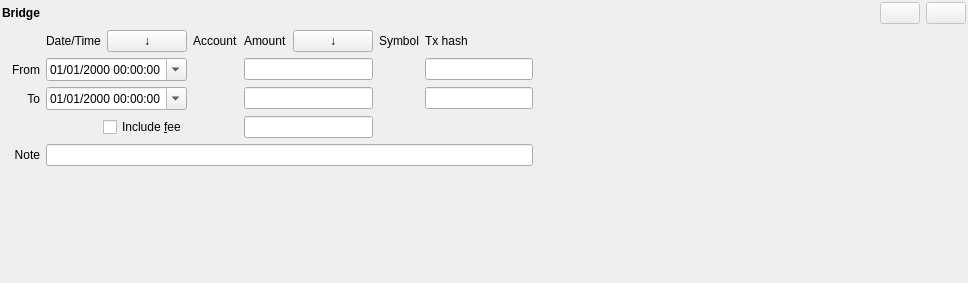
This is jal/ui/widgets/bridge_operation.ui in titov-vv/jal as Qt 5 draws it before an edit. The edited form follows.
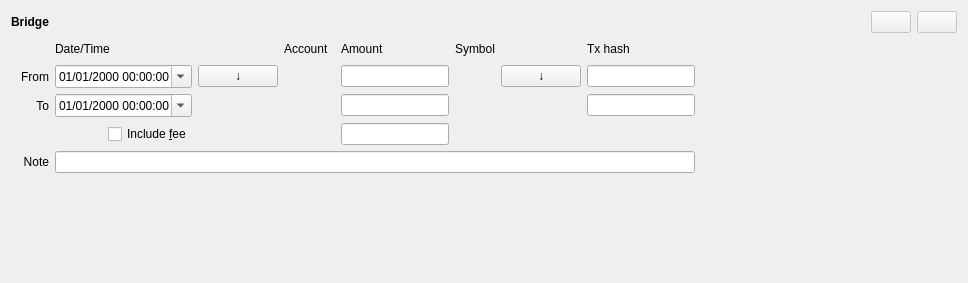
This is the edited form. Custom widgets are drawn as their Qt base class.

What changed in the file:
```diff
--- a/jal/ui/widgets/bridge_operation.ui
+++ b/jal/ui/widgets/bridge_operation.ui
@@ -14,18 +14,6 @@
    <string>Form</string>
   </property>
   <layout class="QGridLayout" name="layout">
-   <property name="leftMargin">
-    <number>2</number>
-   </property>
-   <property name="topMargin">
-    <number>2</number>
-   </property>
-   <property name="rightMargin">
-    <number>2</number>
-   </property>
-   <property name="bottomMargin">
-    <number>2</number>
-   </property>
    <item row="0" column="0">
     <widget class="QLabel" name="main_label">
      <property name="font">
@@ -38,7 +26,7 @@
      </property>
     </widget>
    </item>
-   <item row="0" column="10">
+   <item row="0" column="13">
     <widget class="QPushButton" name="commit_button">
      <property name="enabled">
       <bool>false</bool>
@@ -51,7 +39,7 @@
      </property>
     </widget>
    </item>
-   <item row="0" column="11">
+   <item row="0" column="14">
     <widget class="QPushButton" name="revert_button">
      <property name="enabled">
       <bool>false</bool>
@@ -74,61 +62,41 @@
      </property>
     </widget>
    </item>
-   <item row="1" column="2">
-    <widget class="QPushButton" name="copy_date_btn">
-     <property name="toolTip">
-      <string>Copy value</string>
-     </property>
-     <property name="text">
-      <string>↓</string>
-     </property>
-    </widget>
-   </item>
-   <item row="1" column="3">
+   <item row="1" column="4">
     <widget class="QLabel" name="account_label">
      <property name="text">
       <string>Account</string>
      </property>
     </widget>
    </item>
-   <item row="1" column="4">
+   <item row="1" column="6">
     <widget class="QLabel" name="amount_label">
      <property name="text">
       <string>Amount</string>
      </property>
     </widget>
    </item>
-   <item row="1" column="5">
-    <widget class="QPushButton" name="copy_amount_btn">
-     <property name="toolTip">
-      <string>Copy value</string>
-     </property>
-     <property name="text">
-      <string>↓</string>
-     </property>
-    </widget>
-   </item>
-   <item row="1" column="6">
+   <item row="1" column="8">
     <widget class="QLabel" name="symbol_label">
      <property name="text">
       <string>Symbol</string>
      </property>
     </widget>
    </item>
-   <item row="1" column="7" colspan="2">
+   <item row="1" column="10" colspan="2">
     <widget class="QLabel" name="tx_hash_label">
      <property name="text">
       <string>Tx hash</string>
      </property>
     </widget>
    </item>
-   <item row="2" column="7" colspan="2">
+   <item row="2" column="10" colspan="2">
     <widget class="QLineEdit" name="out_tx_hash"/>
    </item>
-   <item row="3" column="7" colspan="2">
+   <item row="3" column="10" colspan="2">
     <widget class="QLineEdit" name="in_tx_hash"/>
    </item>
-   <item row="1" column="9">
+   <item row="1" column="12">
     <spacer name="horizontal_spacer">
      <property name="orientation">
       <enum>Qt::Orientation::Horizontal</enum>
@@ -165,18 +133,38 @@
     </widget>
    </item>
    <item row="2" column="3">
+    <widget class="QPushButton" name="copy_date_btn">
+     <property name="toolTip">
+      <string>Copy value</string>
+     </property>
+     <property name="text">
+      <string>↓</string>
+     </property>
+    </widget>
+   </item>
+   <item row="2" column="4">
     <widget class="ReferenceSelectorWidget" name="from_account_widget"/>
    </item>
-   <item row="2" column="4" colspan="2">
+   <item row="2" column="6" colspan="2">
     <widget class="QLineEdit" name="out_qty">
      <property name="alignment">
       <set>Qt::AlignmentFlag::AlignRight|Qt::AlignmentFlag::AlignTrailing|Qt::AlignmentFlag::AlignVCenter</set>
      </property>
     </widget>
    </item>
-   <item row="2" column="6">
+   <item row="2" column="8">
     <widget class="ReferenceSelectorWidget" name="out_symbol_widget"/>
    </item>
+   <item row="2" column="9">
+    <widget class="QPushButton" name="copy_amount_btn">
+     <property name="toolTip">
+      <string>Copy value</string>
+     </property>
+     <property name="text">
+      <string>↓</string>
+     </property>
+    </widget>
+   </item>
    <item row="3" column="0">
     <widget class="QLabel" name="to_account_label">
      <property name="text">
@@ -200,17 +188,17 @@
      </property>
     </widget>
    </item>
-   <item row="3" column="3">
+   <item row="3" column="4">
     <widget class="ReferenceSelectorWidget" name="to_account_widget"/>
    </item>
-   <item row="3" column="4" colspan="2">
+   <item row="3" column="6" colspan="2">
     <widget class="QLineEdit" name="in_qty">
      <property name="alignment">
       <set>Qt::AlignmentFlag::AlignRight|Qt::AlignmentFlag::AlignTrailing|Qt::AlignmentFlag::AlignVCenter</set>
      </property>
     </widget>
    </item>
-   <item row="3" column="6">
+   <item row="3" column="8">
     <widget class="ReferenceSelectorWidget" name="in_symbol_widget"/>
    </item>
    <item row="4" column="1" colspan="2" alignment="Qt::AlignmentFlag::AlignRight">
@@ -220,14 +208,14 @@
      </property>
     </widget>
    </item>
-   <item row="4" column="4" colspan="2">
+   <item row="4" column="6" colspan="2">
     <widget class="QLineEdit" name="fee_qty">
      <property name="alignment">
       <set>Qt::AlignmentFlag::AlignRight|Qt::AlignmentFlag::AlignTrailing|Qt::AlignmentFlag::AlignVCenter</set>
      </property>
     </widget>
    </item>
-   <item row="4" column="6">
+   <item row="4" column="8">
     <widget class="ReferenceSelectorWidget" name="fee_symbol_widget"/>
    </item>
    <item row="5" column="0">
@@ -240,7 +228,7 @@
      </property>
     </widget>
    </item>
-   <item row="5" column="1" colspan="8">
+   <item row="5" column="1" colspan="11">
     <widget class="QLineEdit" name="note"/>
    </item>
    <item row="6" column="0">
@@ -256,6 +244,22 @@
      </property>
     </spacer>
    </item>
+   <item row="1" column="5">
+    <spacer name="amountGroupSpacer">
+     <property name="orientation">
+      <enum>Qt::Orientation::Horizontal</enum>
+     </property>
+     <property name="sizeType">
+      <enum>QSizePolicy::Fixed</enum>
+     </property>
+     <property name="sizeHint" stdset="0">
+      <size>
+       <width>0</width>
+       <height>20</height>
+      </size>
+     </property>
+    </spacer>
+   </item>
   </layout>
  </widget>
  <customwidgets>
```
Left out of the diff: 29 changed lines with no effect on the pictures.
